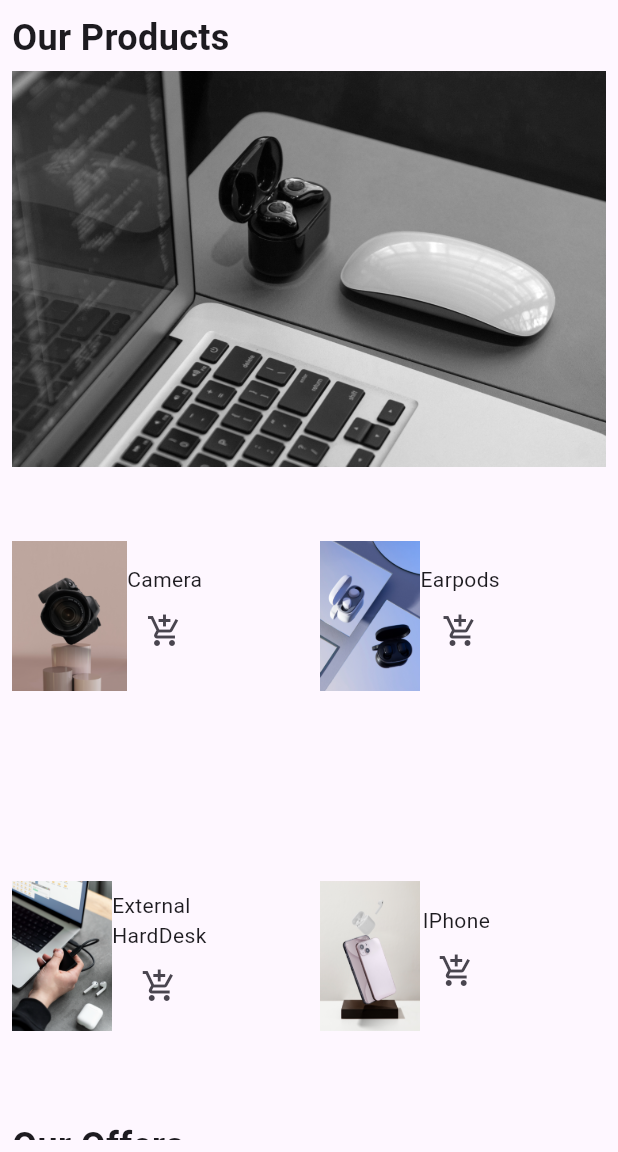
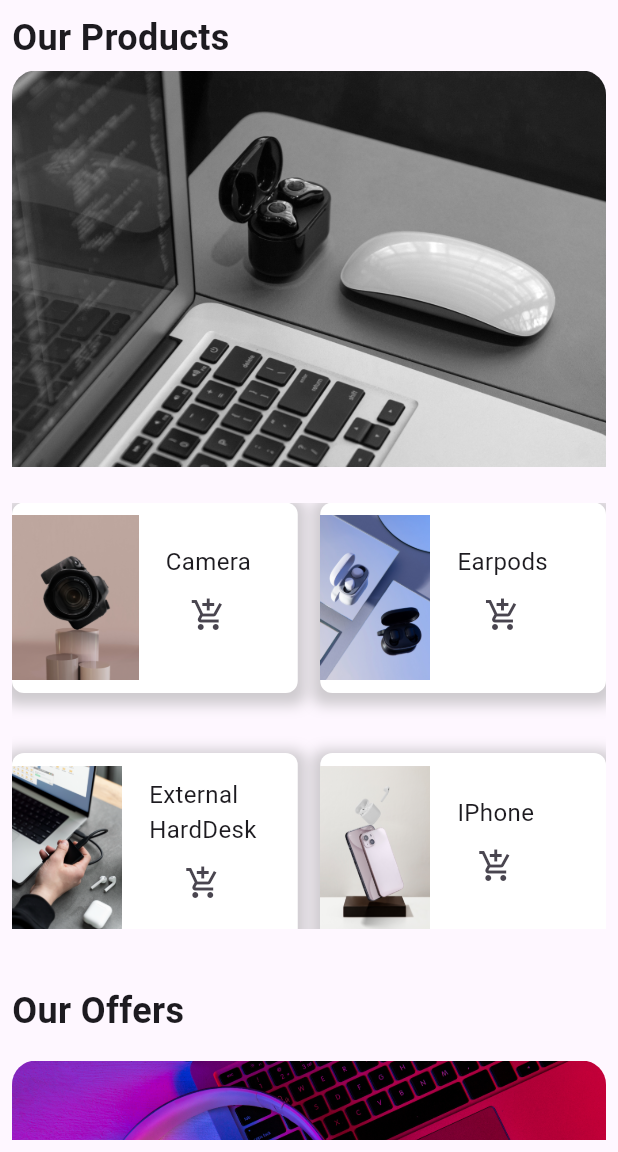
Before and after one commit to elne7/Sign-Up-Page-Perform, a Flutter app: the screen it shows after launch, on a phone screen of 412 x 824 dp, the part 84-1236 px from its top. Run offline on Flutter 3.47's test engine with Material 3 defaults, Android fonts, the phone set to English and light mode, and no system bars; drawn by our look-alikes of auto_size_text.

Commit message:
refactoring the code

```diff
--- a/lib/views/home_view.dart
+++ b/lib/views/home_view.dart
@@ -31,7 +31,7 @@ class HomeView extends StatelessWidget {
               CustomPageView(),
               CustomGridView(),
               const SizedBox(
-                height: 100,
+                height: 30,
               ),
               const CustomText(text: 'Our Offers'),
               CustomListView(),
--- a/lib/widgets/custom_card.dart
+++ b/lib/widgets/custom_card.dart
@@ -1,3 +1,4 @@
+import 'package:auto_size_text/auto_size_text.dart';
 import 'package:flutter/material.dart';
 
 class CustomCard extends StatelessWidget {
@@ -13,19 +14,36 @@ class CustomCard extends StatelessWidget {
       width: 100,
       decoration: BoxDecoration(
         borderRadius: BorderRadius.circular(8),
+        color: Colors.white,
+        boxShadow: [
+          BoxShadow(
+            color: Colors.grey.withOpacity(0.5),
+            spreadRadius: 5,
+            blurRadius: 7,
+            offset: const Offset(0, 3),
+          ),
+        ],
       ),
       clipBehavior: Clip.none,
       child: Row(
         children: [
           Image.asset(
             image,
-            height: 100,
+            height: 110,
+          ),
+          const SizedBox(
+            width: 18,
           ),
           Column(
             mainAxisAlignment: MainAxisAlignment.center,
             crossAxisAlignment: CrossAxisAlignment.center,
             children: [
-              Text(productName),
+              AutoSizeText(
+                productName,
+                style: const TextStyle(fontSize: 16),
+                minFontSize: 14,
+                overflow: TextOverflow.ellipsis,
+              ),
               IconButton(
                 onPressed: () {
                   const snackBar = SnackBar(
@@ -42,20 +60,3 @@ class CustomCard extends StatelessWidget {
     );
   }
 }
-
-// Card(
-//       child: Column(
-//         children: [
-//           Image.asset(image, height: 100,),
-//           Text(productName),
-//           IconButton(
-//             onPressed: () {
-//               const SnackBar(
-//                 content: Text('Item added to the cart'),
-//               );
-//             },
-//             icon: const Icon(Icons.add_shopping_cart),
-//           )
-//         ],
-//       ),
-//     );
--- a/lib/widgets/custom_container.dart
+++ b/lib/widgets/custom_container.dart
@@ -8,13 +8,20 @@ class CustomContainer extends StatelessWidget {
 
   @override
   Widget build(BuildContext context) {
-    return SizedBox(
-      height: 280,
-      child: Column(
-        children: [
-          Image.asset(image),
-          Text(offerName ?? ''),
-        ],
+    return ClipRRect(
+      borderRadius: BorderRadius.circular(16),
+      child: SizedBox(
+        height: 280,
+        width: MediaQuery.of(context).size.width,
+        child: Column(
+          children: [
+            Image.asset(image),
+            Text(
+              offerName ?? '',
+              style: const TextStyle(fontSize: 20),
+            ),
+          ],
+        ),
       ),
     );
   }
--- a/lib/widgets/custom_grid_view.dart
+++ b/lib/widgets/custom_grid_view.dart
@@ -12,28 +12,30 @@ class CustomGridView extends StatelessWidget {
       "productName": "External\nHardDesk"
     },
     {"image": "assets/images/IPhone.jpg", "productName": "IPhone"},
-    {"image": "assets/images/Microphone.jpg", "productName": "Microphone"},
-    {"image": "assets/images/Headphone.jpg", "productName": "Headphone"},
+    {"image": "assets/images/Microphone.jpg", "productName": "Micro\nphone"},
+    {"image": "assets/images/Headphone.jpg", "productName": "Head\nphone"},
   ];
 
   @override
   Widget build(BuildContext context) {
     return SizedBox(
       height: 300,
+      child: Padding(
+        padding: const EdgeInsets.symmetric(vertical: 8),
         child: GridView.builder(
           itemCount: 6,
-        clipBehavior: Clip.none,
           gridDelegate: const SliverGridDelegateWithFixedCrossAxisCount(
             crossAxisCount: 2,
             childAspectRatio: 1.5,
             crossAxisSpacing: 15,
-          mainAxisSpacing: 100,
+            mainAxisSpacing: 40,
           ),
           itemBuilder: (context, index) => CustomCard(
             image: products[index]['image']!,
             productName: products[index]['productName']!,
           ),
         ),
+      ),
     );
   }
 }
--- a/lib/widgets/custom_page_view.dart
+++ b/lib/widgets/custom_page_view.dart
@@ -12,11 +12,8 @@ class CustomPageView extends StatelessWidget {
 
   @override
   Widget build(BuildContext context) {
-    return Container(
-      height: 300,
-      decoration: BoxDecoration(
-        borderRadius: BorderRadius.circular(8)
-      ),
+    return SizedBox(
+      height: 280,
       child: PageView.builder(
         itemCount: 3,
         itemBuilder: (context, index) {
--- a/pubspec.yaml
+++ b/pubspec.yaml
@@ -35,6 +35,7 @@ dependencies:
   # The following adds the Cupertino Icons font to your application.
   # Use with the CupertinoIcons class for iOS style icons.
   cupertino_icons: ^1.0.8
+  auto_size_text: ^3.0.0
 
 dev_dependencies:
   flutter_test:
```
Also changed, not shown: pubspec.lock. Lines whose indentation alone changed are shown as unchanged.
